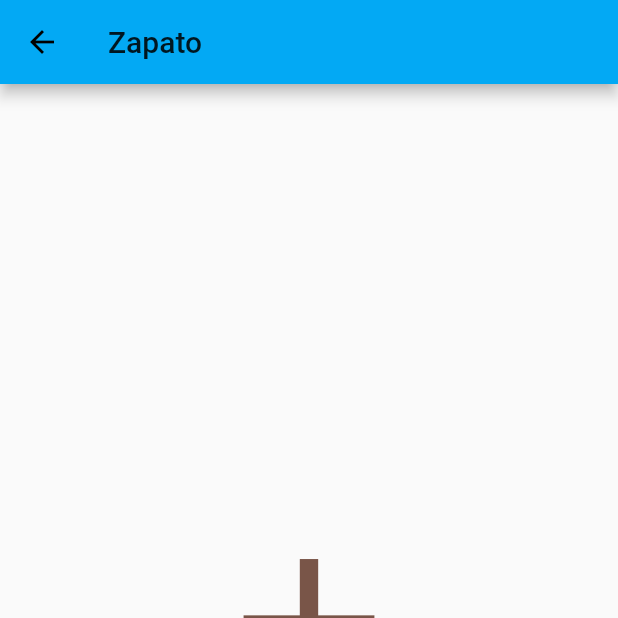
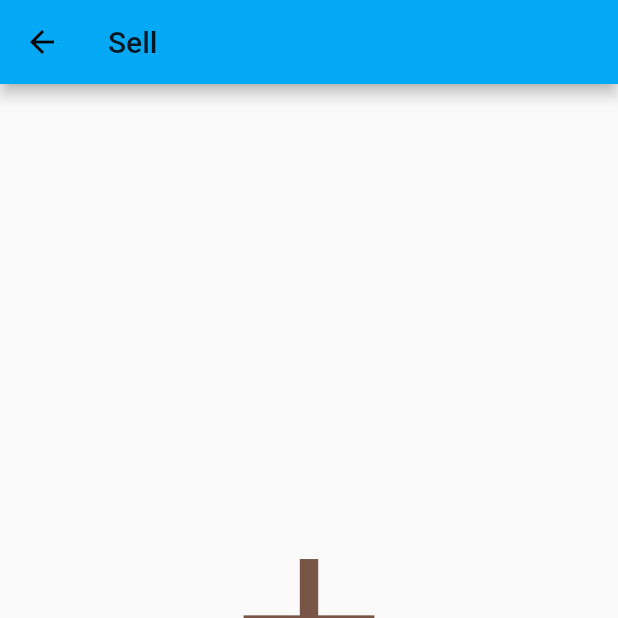
Before and after one commit to ZhipengMei/Flutter_Zapato, a Flutter app: the Zapato screen opened by its route, item 3 of the bottom bar chosen, on a phone screen of 412 x 824 dp, the top half of it. Run offline on Flutter 3.47's test engine with Material 2 defaults, Android fonts, the phone set to English and light mode, and no system bars; our stand-ins replace cached_network_image, firebase_auth, firebase_database, google_sign_in, shared_preferences; accounts and stored records are empty.

```diff
--- a/zapato/lib/zapato.dart
+++ b/zapato/lib/zapato.dart
@@ -1,9 +1,16 @@
+import 'dart:async';
 import 'package:flutter/material.dart';
 import './screens/home.dart';
 import './screens/search.dart';
 import './screens/newpost.dart';
 import './screens/favorite.dart';
 import './screens/profile.dart';
+import 'package:firebase_auth/firebase_auth.dart';
+import 'package:google_sign_in/google_sign_in.dart';
+
+final FirebaseAuth _auth = FirebaseAuth.instance;
+final GoogleSignIn _googleSignIn = new GoogleSignIn();
+enum TestEnum { A }
 
 class Zapato extends StatefulWidget {
   static String tag = 'Zapato';
@@ -13,15 +20,57 @@ class Zapato extends StatefulWidget {
   }
 }
 
-class ZapatoState extends State<Zapato> with SingleTickerProviderStateMixin{
+class ZapatoState extends State<Zapato> with SingleTickerProviderStateMixin {
+  MyTabs _myHandler;
+  TabController _tabController;
 
-  TabController _tabController;
+  //signout method
+  static Future<Null> _signOut(BuildContext context) async {
+    await _googleSignIn.signOut(); //sign out of google
+    await _auth.signOut(); //sign out of firebase
+    print('User signout');
+    Navigator
+        .of(context)
+        .pushNamedAndRemoveUntil('/login', (Route<dynamic> route) => false);
+  }
+
+  List<MyTabs> _tabTitlesIcons = [
+    new MyTabs(title: 'Zapato', popupmenubutton: new IconButton(icon: new Icon(null),onPressed: null,)),
+    new MyTabs(title: 'Search', popupmenubutton: new IconButton(icon: new Icon(null),onPressed: null,)),
+    new MyTabs(title: 'Sell', popupmenubutton: new IconButton(icon: new Icon(null),onPressed: null,)),
+    new MyTabs(title: 'Favorite', popupmenubutton: new IconButton(icon: new Icon(null),onPressed: null,)),
+    new MyTabs(
+        title: 'Profile',
+        popupmenubutton: new PopupMenuButton(
+            itemBuilder: (BuildContext context){
+              return <PopupMenuEntry<TestEnum>> [
+                new PopupMenuItem(
+                  child: new FlatButton(
+                    child: new Text('Logout'),
+                    onPressed: (){
+                      _signOut(context);
+                    },
+                  ),
+                )
+              ];
+            },
+          )
+      )
+  ];
+
+  void _handleSelected() {
+    setState(() {
+      _myHandler = _tabTitlesIcons[_tabController.index];
+    });
+  }
 
   @override
   void initState() {
     super.initState();
+
     _tabController = new TabController(vsync: this, length: 5);
-
+    _myHandler = _tabTitlesIcons[0];
+    _tabController.addListener(_handleSelected);
     //upload data to firestore database
     // Firestore.instance.collection('books').document().setData({ 'title': 'ggg', 'author': 'gggg vool' });
   }
@@ -37,18 +86,29 @@ class ZapatoState extends State<Zapato> with SingleTickerProviderStateMixin{
     // TODO: implement build
     return new Scaffold(
       appBar: new AppBar(
-          title: new Text('Zapato'),
+        title: new Text(_myHandler.title),
+        actions: <Widget>[_myHandler.popupmenubutton],
       ),
       bottomNavigationBar: new Material(
         color: Colors.blue,
         child: new TabBar(
           controller: _tabController,
           tabs: <Widget>[
-              new Tab(icon: new Icon(Icons.home),),
-              new Tab(icon: new Icon(Icons.search),),
-              new Tab(icon: new Icon(Icons.add),),
-              new Tab(icon: new Icon(Icons.favorite),),
-              new Tab(icon: new Icon(Icons.person),)
+            new Tab(
+              icon: new Icon(Icons.home),
+            ),
+            new Tab(
+              icon: new Icon(Icons.search),
+            ),
+            new Tab(
+              icon: new Icon(Icons.add),
+            ),
+            new Tab(
+              icon: new Icon(Icons.favorite),
+            ),
+            new Tab(
+              icon: new Icon(Icons.person),
+            )
           ],
         ),
       ),
@@ -65,4 +125,11 @@ class ZapatoState extends State<Zapato> with SingleTickerProviderStateMixin{
       ),
     );
   }
+
 }
+
+class MyTabs {
+  final String title;
+  var popupmenubutton;
+  MyTabs({this.title, this.popupmenubutton});
+}
--- a/zapato/pubspec.yaml
+++ b/zapato/pubspec.yaml
@@ -15,8 +15,6 @@ dependencies:
   firebase_core: ^0.2.3
   firebase_database: ^0.4.6
   shared_preferences: ^0.4.1
-  # fluro: ^1.3.1
-  flutter_image: ^1.0.0
   cached_network_image: ^0.4.1
 
 
```
Also changed, not shown: zapato/lib/login.dart (+11 -0 lines), zapato/lib/screens/profile.dart (+37 -90 lines), zapato/lib/shoeCard.dart (line endings or trailing spaces), zapato/pubspec.lock. Lines whose indentation alone changed are shown as unchanged.
